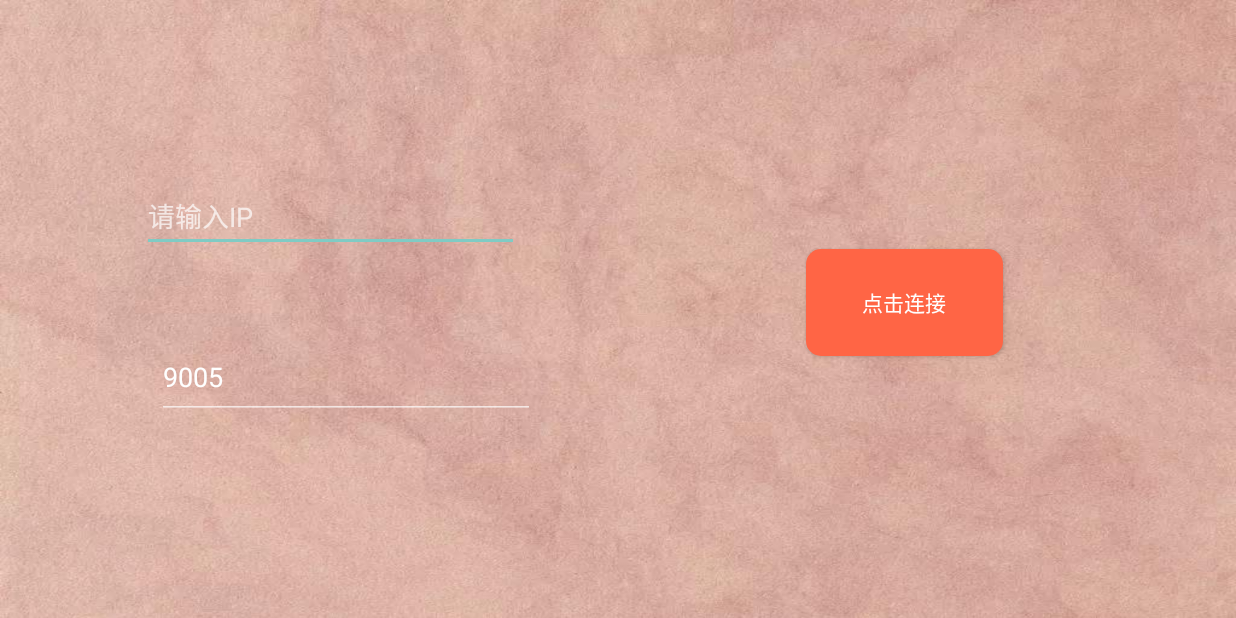
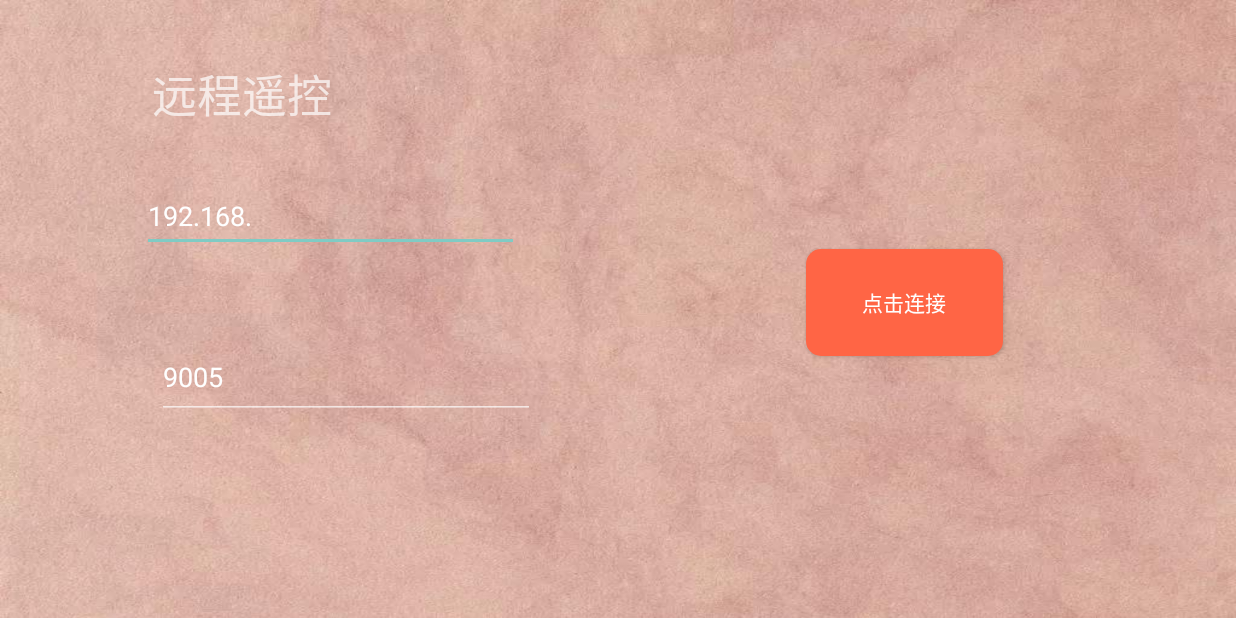
Before and after one commit to zju-sclab/Smartcar_Android_Remote_Control, an Android app: the screen it shows after launch (FirstActivity), on a phone screen of 824 x 412 dp (held sideways). Run offline under Robolectric (Android 15) with nearby library versions, the phone set to English and light mode, and no system bars.

Commit message:
UI更新调整

```diff
--- a/app/src/main/res/layout/activity_first.xml
+++ b/app/src/main/res/layout/activity_first.xml
@@ -10,6 +10,7 @@
     <EditText
             android:id="@+id/ip"
             android:hint="@string/input_ip"
+            android:text="@string/init_ip"
             android:layout_width="251dp"
             android:layout_height="wrap_content"
             android:layout_marginStart="56dp"
@@ -27,7 +28,7 @@
             app:layout_constraintVertical_bias="0.33" />
 
     <EditText
-            android:text="@integer/default_ip"
+            android:text="@integer/default_port"
             android:hint="@string/input_port"
             android:id="@+id/port"
             android:layout_width="252dp"
@@ -59,4 +60,17 @@
             app:layout_constraintTop_toTopOf="parent"
             app:layout_constraintVertical_bias="0.488" />
 
+    <TextView
+            android:id="@+id/first_hint"
+            android:layout_width="138dp"
+            android:layout_height="43dp"
+            android:text="@string/first_hint"
+            android:textSize="30sp"
+            app:layout_constraintBottom_toBottomOf="parent"
+            app:layout_constraintEnd_toEndOf="parent"
+            app:layout_constraintHorizontal_bias="0.148"
+            app:layout_constraintStart_toStartOf="parent"
+            app:layout_constraintTop_toTopOf="parent"
+            app:layout_constraintVertical_bias="0.108" />
+
 </androidx.constraintlayout.widget.ConstraintLayout>
--- a/app/src/main/res/values/strings.xml
+++ b/app/src/main/res/values/strings.xml
@@ -2,6 +2,10 @@
     <string name="app_name">RemoteControl</string>
     <string name="input_ip">请输入IP</string>
     <string name="input_port">请输入端口</string>
+    <string name="init_ip">192.168.</string>
     <string name="connect_hint">点击连接</string>
-    <integer name="default_ip">9005</integer>
+    <string name="first_hint">远程遥控</string>
+    <string name="speed">速度</string>
+    <string name="steer">转角</string>
+    <integer name="default_port">9005</integer>
 </resources>
```
Also changed, not shown: app/src/main/java/com/example/myapplication/MainActivity.java (+12 -0 lines), app/src/main/res/layout/activity_main.xml (+53 -3 lines).
